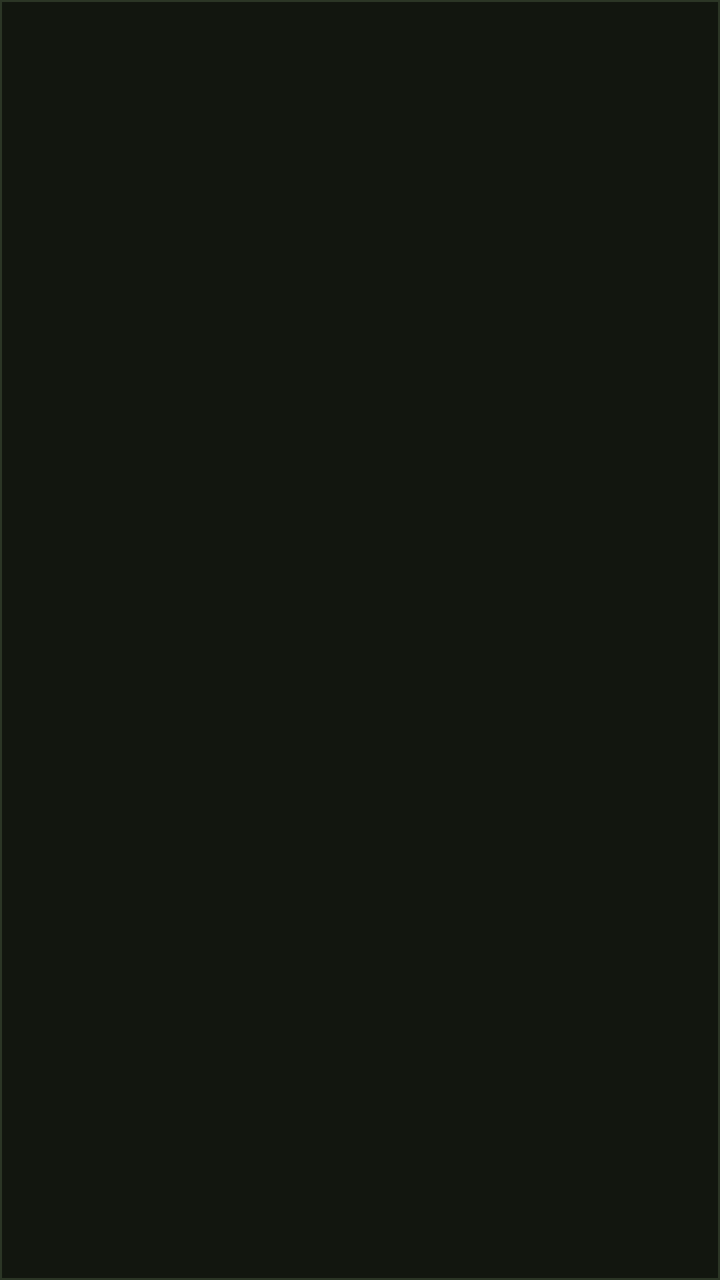
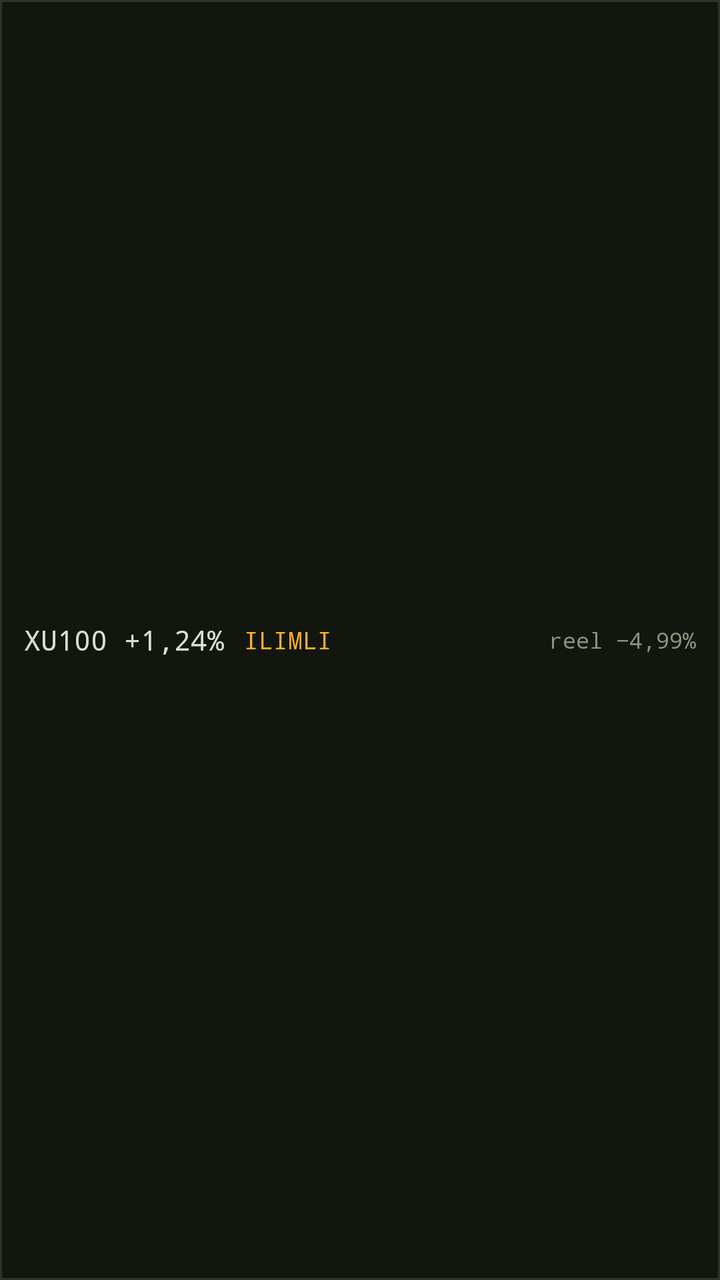

Screens rendered from an Android XML layout before and after an edit, with the pre-edit source and the edit as a unified diff.
<!-- AndroidManifest.xml: fallback theme Theme.MaterialComponents.DayNight.NoActionBar -->
<!-- res/layout/widget_rejim.xml -->
<?xml version="1.0" encoding="utf-8"?>
<LinearLayout xmlns:android="http://schemas.android.com/apk/res/android"
    android:id="@+id/rejim_kok"
    android:layout_width="match_parent"
    android:layout_height="match_parent"
    android:orientation="horizontal"
    android:gravity="center_vertical"
    android:background="@drawable/widget_zemin"
    android:padding="12dp">

    <TextView
        android:id="@+id/rejim_xu"
        android:layout_width="wrap_content"
        android:layout_height="wrap_content"
        android:textColor="@color/w_metin"
        android:textSize="14sp"
        android:fontFamily="monospace" />

    <TextView
        android:id="@+id/rejim_ad"
        android:layout_width="0dp"
        android:layout_weight="1"
        android:layout_height="wrap_content"
        android:layout_marginStart="10dp"
        android:textColor="@color/w_uyari"
        android:textSize="12sp"
        android:fontFamily="monospace" />

    <TextView
        android:id="@+id/rejim_reel"
        android:layout_width="wrap_content"
        android:layout_height="wrap_content"
        android:textColor="@color/w_solgun"
        android:textSize="11sp"
        android:fontFamily="monospace" />
</LinearLayout>
<!-- resources referenced by this layout -->
<resources>
  <color name="w_metin">#D8E0CE</color>
  <color name="w_solgun">#8A9680</color>
  <color name="w_uyari">#FFB020</color>
  <!-- drawable widget_zemin (drawable) -->
  <?xml version="1.0" encoding="utf-8"?>
  <shape xmlns:android="http://schemas.android.com/apk/res/android"
      android:shape="rectangle">
      <solid android:color="#12160F" />
      <stroke android:width="1dp" android:color="#2C3626" />
  </shape>
</resources>

<!-- the commit's change to res/layout/widget_rejim.xml (unified diff, before → after) -->
@@ -10,6 +10,7 @@
 
     <TextView
         android:id="@+id/rejim_xu"
+        android:text="XU100 +1,24%"
         android:layout_width="wrap_content"
         android:layout_height="wrap_content"
         android:textColor="@color/w_metin"
@@ -18,6 +19,7 @@
 
     <TextView
         android:id="@+id/rejim_ad"
+        android:text="ILIMLI"
         android:layout_width="0dp"
         android:layout_weight="1"
         android:layout_height="wrap_content"
@@ -28,6 +30,7 @@
 
     <TextView
         android:id="@+id/rejim_reel"
+        android:text="reel −4,99%"
         android:layout_width="wrap_content"
         android:layout_height="wrap_content"
         android:textColor="@color/w_solgun"
